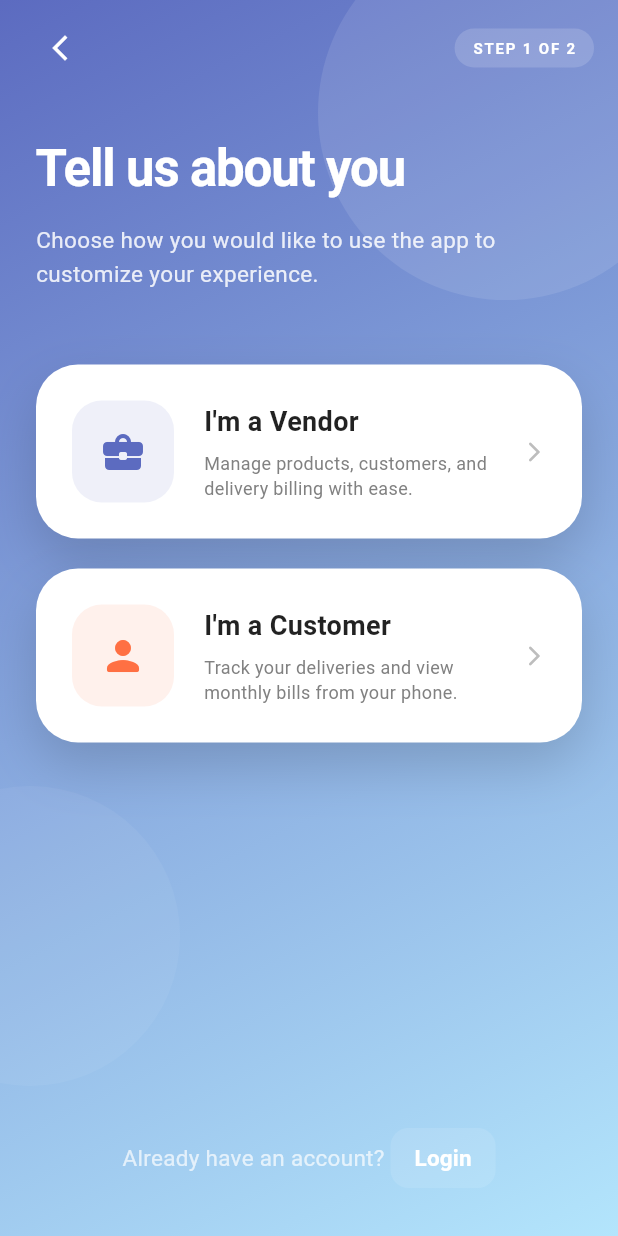
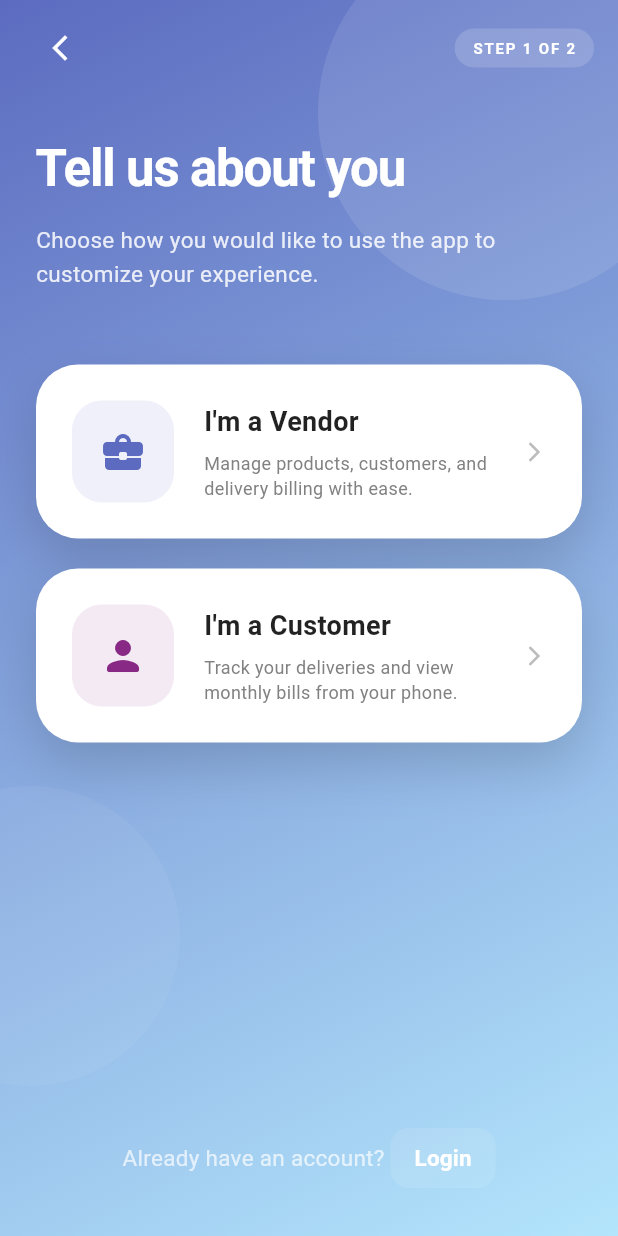
Before and after one commit to jignasa06/daily-delivery-manager, a Flutter app: the RoleSelectionScreen screen opened by its route, on a phone screen of 412 x 824 dp. Run offline on Flutter 3.47's test engine with Material 3 defaults, Android fonts, the phone set to English and light mode, and no system bars; our stand-ins replace cloud_firestore, firebase_auth, firebase_core, get, google_fonts; accounts and stored records are empty; statements that could not run were skipped.

Commit message:
style: update customer role accent color to premium purple

```diff
--- a/lib/features/auth/presentation/screens/role_selection_screen.dart
+++ b/lib/features/auth/presentation/screens/role_selection_screen.dart
@@ -119,7 +119,8 @@ class RoleSelectionScreen extends StatelessWidget {
                                 'Track your deliveries and view monthly bills from your phone.',
                             icon: Icons.person_rounded,
                             role: AppStrings.roleUser,
-                            accentColor: const Color(0xFFFF7043), // Premium Coral accent
+                            accentColor: const Color.fromARGB(
+                                255, 136, 41, 133), // Premium Coral accent
                           ),
                           const Spacer(),
                           _buildFooter(),
```
